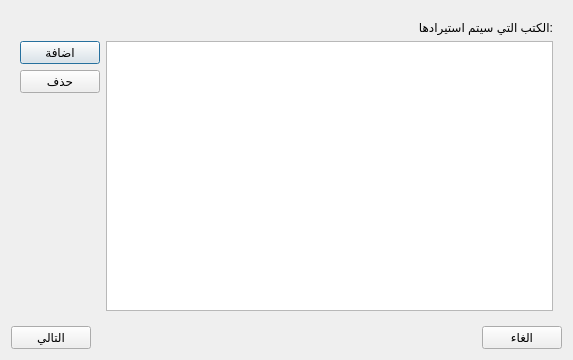
First picture: the form in src/importdialog.ui, repository boussouira/moltaqa, before the edit.
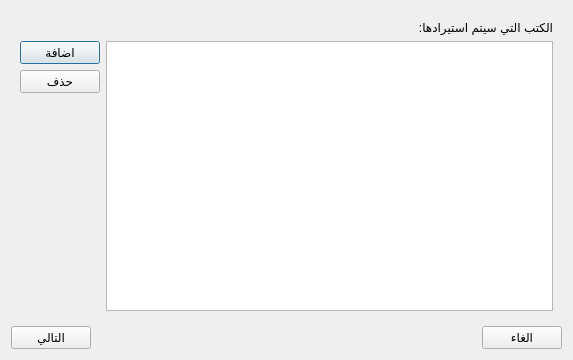
Second picture: the form after the edit.

Diff of the .ui file:
```diff
--- a/src/importdialog.ui
+++ b/src/importdialog.ui
@@ -27,7 +27,7 @@
        <item>
         <widget class="QLabel" name="label">
          <property name="text">
-          <string>:الكتب التي سيتم استيرادها</string>
+          <string>الكتب التي سيتم استيرادها:</string>
          </property>
         </widget>
        </item>
```
Left out of the diff: 2 changed lines with no effect on the pictures.
